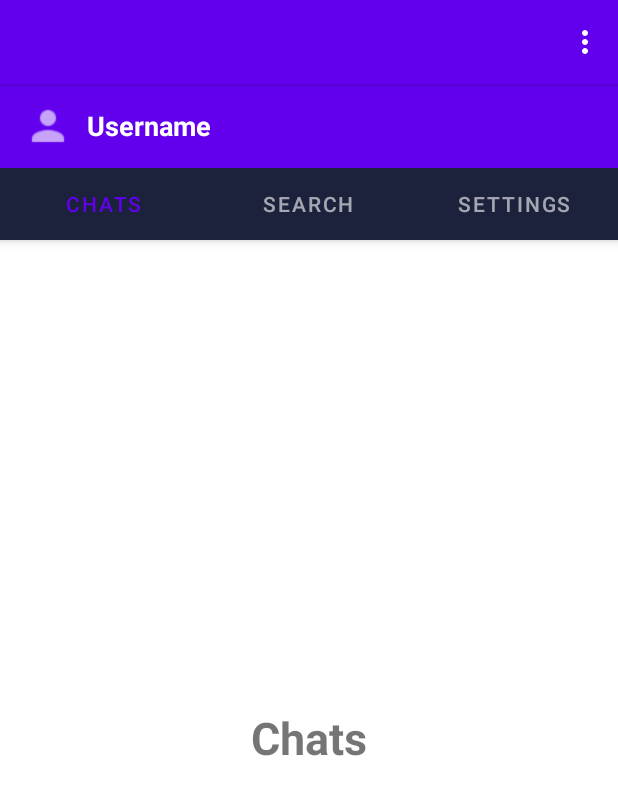
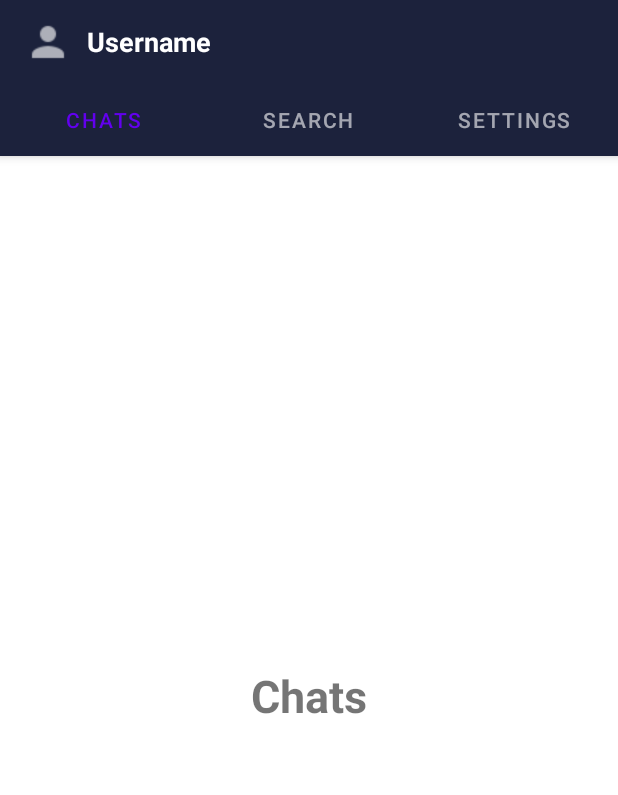
Before and after one commit to aghos4306/messenger-app, an Android app: the screen it shows after launch (MainActivity), on a phone screen of 412 x 824 dp. Shown: the top 795 px of the screen. Run offline under Robolectric (Android 15) with nearby library versions, the phone set to English and light mode, and no system bars; our stand-ins replace CircleImageView.

Commit message:
remove action bar

```diff
--- a/app/src/main/res/layout/activity_main.xml
+++ b/app/src/main/res/layout/activity_main.xml
@@ -16,7 +16,7 @@
             android:id="@+id/toolbar_main"
             android:layout_width="match_parent"
             android:layout_height="?attr/actionBarSize"
-            android:background="?attr/colorPrimary"
+            android:background="@color/colorPrimaryDark"
             app:popupTheme="@style/ThemeOverlay.MaterialComponents.Dark">
 
             <de.hdodenhof.circleimageview.CircleImageView
--- a/app/src/main/res/values/themes.xml
+++ b/app/src/main/res/values/themes.xml
@@ -1,6 +1,6 @@
 <resources xmlns:tools="http://schemas.android.com/tools">
     <!-- Base application theme. -->
-    <style name="Theme.MessengerAppMuzz" parent="Theme.MaterialComponents.DayNight.DarkActionBar">
+    <style name="Theme.MessengerAppMuzz" parent="Theme.MaterialComponents.DayNight.NoActionBar">
         <!-- Primary brand color. -->
         <item name="colorPrimary">@color/purple_500</item>
         <item name="colorPrimaryVariant">@color/purple_700</item>
```
